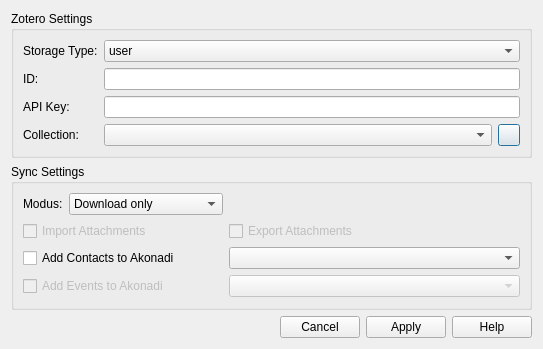
The window that src/mainui/sync/synczoterodialog.ui (KDE/conquirere) describes before a commit, drawn with Qt 5.
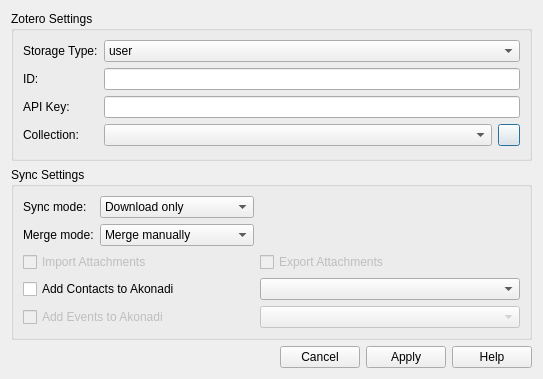
The same window after the commit. Custom widgets are drawn as their Qt base class.

Commit message: zotero upload/download/sync chain working in a basic version with the nepomuk database

```diff
--- a/src/mainui/sync/synczoterodialog.ui
+++ b/src/mainui/sync/synczoterodialog.ui
@@ -7,7 +7,7 @@
     <x>0</x>
     <y>0</y>
     <width>543</width>
-    <height>349</height>
+    <height>379</height>
    </rect>
   </property>
   <property name="windowTitle">
@@ -144,7 +144,7 @@
         <item row="0" column="0">
          <widget class="QLabel" name="label_5">
           <property name="text">
-           <string>Modus:</string>
+           <string>Sync mode:</string>
           </property>
           <property name="buddy">
            <cstring>syncMode</cstring>
@@ -170,7 +170,7 @@
           </item>
          </widget>
         </item>
-        <item row="1" column="0" colspan="2">
+        <item row="2" column="0" colspan="2">
          <widget class="QCheckBox" name="importAttachments">
           <property name="enabled">
            <bool>false</bool>
@@ -180,7 +180,7 @@
           </property>
          </widget>
         </item>
-        <item row="1" column="2">
+        <item row="2" column="2">
          <widget class="QCheckBox" name="exportAttachments">
           <property name="enabled">
            <bool>false</bool>
@@ -190,7 +190,7 @@
           </property>
          </widget>
         </item>
-        <item row="2" column="0" colspan="2">
+        <item row="3" column="0" colspan="2">
          <widget class="QCheckBox" name="addContactsToAkonadi">
           <property name="enabled">
            <bool>true</bool>
@@ -200,7 +200,7 @@
           </property>
          </widget>
         </item>
-        <item row="2" column="2">
+        <item row="3" column="2">
          <widget class="KComboBox" name="contactCollection">
           <property name="enabled">
            <bool>true</bool>
@@ -213,7 +213,7 @@
           </property>
          </widget>
         </item>
-        <item row="3" column="0" colspan="2">
+        <item row="4" column="0" colspan="2">
          <widget class="QCheckBox" name="addEventsToAkonadi">
           <property name="enabled">
            <bool>false</bool>
@@ -223,7 +223,7 @@
           </property>
          </widget>
         </item>
-        <item row="3" column="2">
+        <item row="4" column="2">
          <widget class="KComboBox" name="eventCollection">
           <property name="enabled">
            <bool>false</bool>
@@ -236,6 +236,32 @@
           </property>
          </widget>
         </item>
+        <item row="1" column="0">
+         <widget class="QLabel" name="label_6">
+          <property name="text">
+           <string>Merge mode:</string>
+          </property>
+         </widget>
+        </item>
+        <item row="1" column="1">
+         <widget class="KComboBox" name="mergeMode">
+          <item>
+           <property name="text">
+            <string>Merge manually</string>
+           </property>
+          </item>
+          <item>
+           <property name="text">
+            <string>User server version</string>
+           </property>
+          </item>
+          <item>
+           <property name="text">
+            <string>Keep local changes</string>
+           </property>
+          </item>
+         </widget>
+        </item>
        </layout>
       </item>
      </layout>
```
The commit also changes 16 other files.
